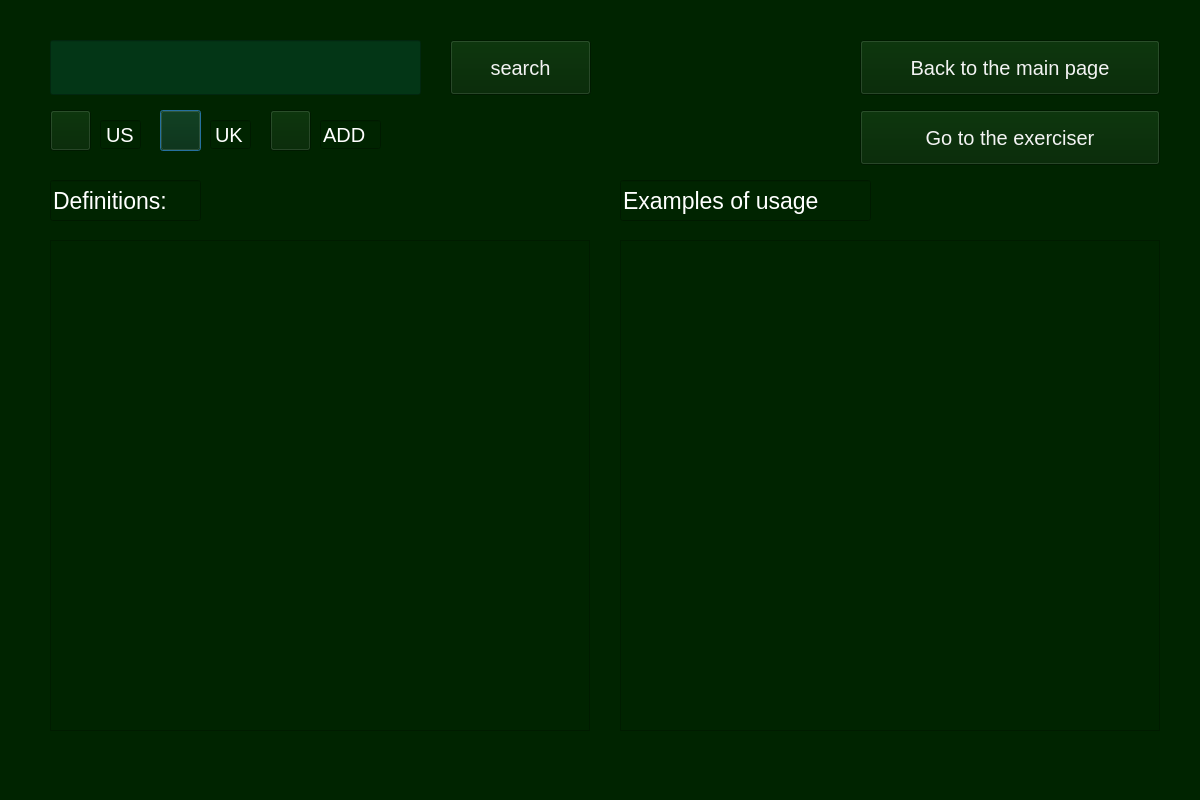
Qt form WindowsGraphics/SearchWindow.ui (Skripkon/App-for-learning-English-LANGOD) before a commit.
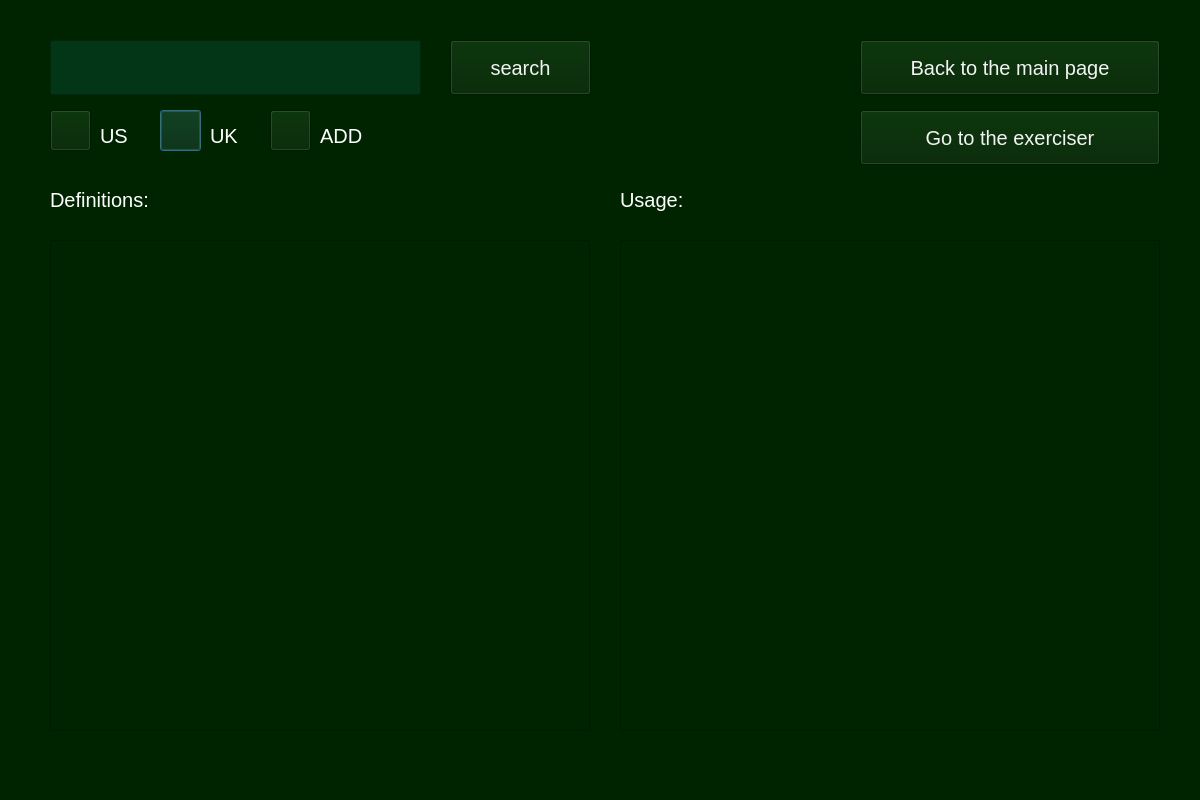
The same form after that commit. Icons and pictures are not drawn.

Commit message: type of titles changed

Patch:
```diff
--- a/WindowsGraphics/SearchWindow.ui
+++ b/WindowsGraphics/SearchWindow.ui
@@ -49,43 +49,6 @@
     <bool>false</bool>
    </property>
   </widget>
-  <widget class="QLineEdit" name="pronunciationUKtext">
-   <property name="geometry">
-    <rect>
-     <x>210</x>
-     <y>120</y>
-     <width>41</width>
-     <height>29</height>
-    </rect>
-   </property>
-   <property name="styleSheet">
-    <string notr="true">color: rgb(255, 255, 255);
-font: 15pt;</string>
-   </property>
-   <property name="text">
-    <string>UK</string>
-   </property>
-   <property name="alignment">
-    <set>Qt::AlignCenter</set>
-   </property>
-  </widget>
-  <widget class="QLineEdit" name="add_line">
-   <property name="geometry">
-    <rect>
-     <x>320</x>
-     <y>120</y>
-     <width>61</width>
-     <height>29</height>
-    </rect>
-   </property>
-   <property name="styleSheet">
-    <string notr="true">color: rgb(255, 255, 255);
-font: 15pt;</string>
-   </property>
-   <property name="text">
-    <string>ADD</string>
-   </property>
-  </widget>
   <widget class="QPushButton" name="back_to_the_main_page_button">
    <property name="geometry">
     <rect>
@@ -105,26 +68,6 @@
     <string>Back to the main page</string>
    </property>
   </widget>
-  <widget class="QLineEdit" name="pronunciationUSAtext">
-   <property name="geometry">
-    <rect>
-     <x>100</x>
-     <y>120</y>
-     <width>41</width>
-     <height>29</height>
-    </rect>
-   </property>
-   <property name="styleSheet">
-    <string notr="true">color: rgb(255, 255, 255);
-font: 15pt;</string>
-   </property>
-   <property name="text">
-    <string>US</string>
-   </property>
-   <property name="alignment">
-    <set>Qt::AlignCenter</set>
-   </property>
-  </widget>
   <widget class="QPushButton" name="add_word_button">
    <property name="geometry">
     <rect>
@@ -138,29 +81,6 @@
     <string/>
    </property>
   </widget>
-  <widget class="QLineEdit" name="definitionsTitle">
-   <property name="geometry">
-    <rect>
-     <x>50</x>
-     <y>180</y>
-     <width>151</width>
-     <height>41</height>
-    </rect>
-   </property>
-   <property name="layoutDirection">
-    <enum>Qt::RightToLeft</enum>
-   </property>
-   <property name="styleSheet">
-    <string notr="true">color: rgb(255, 255, 255);
-font: 17pt;</string>
-   </property>
-   <property name="text">
-    <string>Definitions:</string>
-   </property>
-   <property name="alignment">
-    <set>Qt::AlignLeading|Qt::AlignLeft|Qt::AlignVCenter</set>
-   </property>
-  </widget>
   <widget class="QPushButton" name="searchbutton">
    <property name="geometry">
     <rect>
@@ -180,29 +100,6 @@
     <string>search</string>
    </property>
   </widget>
-  <widget class="QLineEdit" name="usageTitle">
-   <property name="geometry">
-    <rect>
-     <x>620</x>
-     <y>180</y>
-     <width>251</width>
-     <height>41</height>
-    </rect>
-   </property>
-   <property name="layoutDirection">
-    <enum>Qt::RightToLeft</enum>
-   </property>
-   <property name="styleSheet">
-    <string notr="true">color: rgb(255, 255, 255);
-font: 17pt;</string>
-   </property>
-   <property name="text">
-    <string>Examples of usage</string>
-   </property>
-   <property name="alignment">
-    <set>Qt::AlignLeading|Qt::AlignLeft|Qt::AlignVCenter</set>
-   </property>
-  </widget>
   <widget class="QLineEdit" name="searchfield">
    <property name="geometry">
     <rect>
@@ -307,6 +204,91 @@
     <string>Go to the exerciser</string>
    </property>
   </widget>
+  <widget class="QLabel" name="addLine">
+   <property name="geometry">
+    <rect>
+     <x>320</x>
+     <y>120</y>
+     <width>51</width>
+     <height>31</height>
+    </rect>
+   </property>
+   <property name="styleSheet">
+    <string notr="true">color: rgb(255, 255, 255);
+font: 15pt;</string>
+   </property>
+   <property name="text">
+    <string>ADD</string>
+   </property>
+  </widget>
+  <widget class="QLabel" name="pronunciationUKtext">
+   <property name="geometry">
+    <rect>
+     <x>210</x>
+     <y>120</y>
+     <width>41</width>
+     <height>31</height>
+    </rect>
+   </property>
+   <property name="styleSheet">
+    <string notr="true">color: rgb(255, 255, 255);
+font: 15pt;</string>
+   </property>
+   <property name="text">
+    <string>UK</string>
+   </property>
+  </widget>
+  <widget class="QLabel" name="pronunciationUStext">
+   <property name="geometry">
+    <rect>
+     <x>100</x>
+     <y>120</y>
+     <width>31</width>
+     <height>31</height>
+    </rect>
+   </property>
+   <property name="styleSheet">
+    <string notr="true">color: rgb(255, 255, 255);
+font: 15pt;</string>
+   </property>
+   <property name="text">
+    <string>US</string>
+   </property>
+  </widget>
+  <widget class="QLabel" name="definitionsTitle">
+   <property name="geometry">
+    <rect>
+     <x>50</x>
+     <y>180</y>
+     <width>150</width>
+     <height>40</height>
+    </rect>
+   </property>
+   <property name="styleSheet">
+    <string notr="true">color: rgb(255, 255, 255);
+font: 15pt;</string>
+   </property>
+   <property name="text">
+    <string>Definitions:</string>
+   </property>
+  </widget>
+  <widget class="QLabel" name="usageTitle">
+   <property name="geometry">
+    <rect>
+     <x>620</x>
+     <y>180</y>
+     <width>150</width>
+     <height>40</height>
+    </rect>
+   </property>
+   <property name="styleSheet">
+    <string notr="true">color: rgb(255, 255, 255);
+font: 15pt;</string>
+   </property>
+   <property name="text">
+    <string>Usage:</string>
+   </property>
+  </widget>
  </widget>
  <resources/>
  <connections/>
```
Left out of the diff: 2 changed lines with no effect on the pictures. The commit also changes 2 other files.
